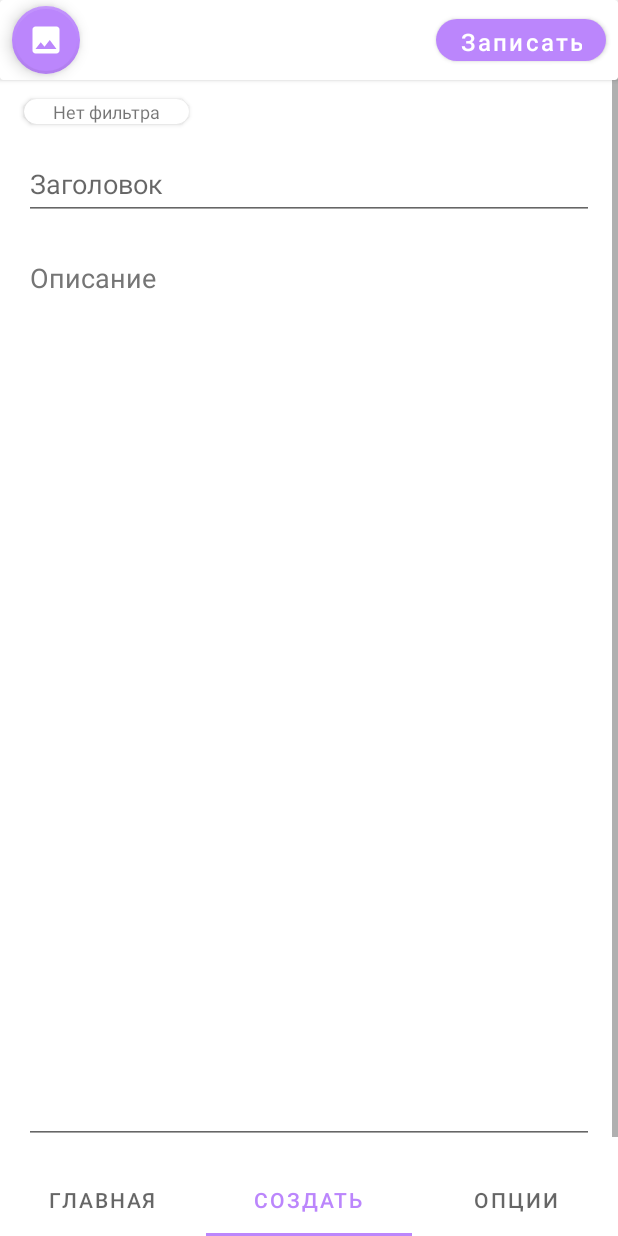
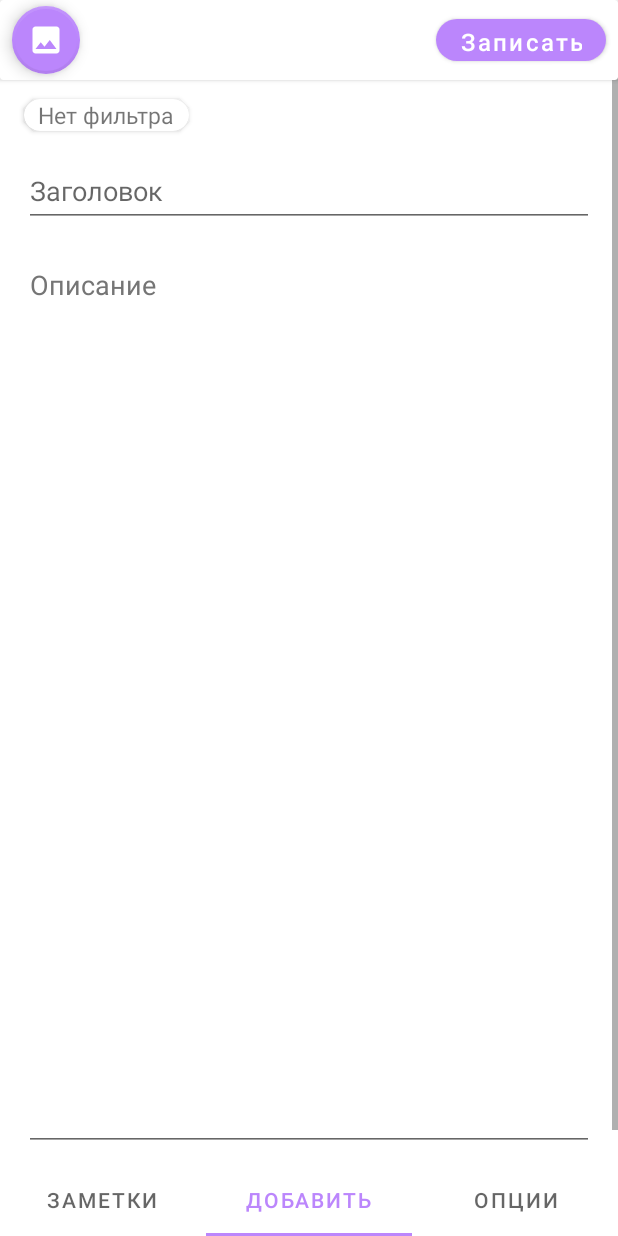
Before and after one commit to vlad174741/ToDoList_V2.1, an Android app: the screen it shows after launch (MainActivity), item 2 of the bottom bar chosen, on a phone screen of 412 x 824 dp. Run offline under Robolectric (Android 15) with nearby library versions, the phone set to English and light mode, and no system bars.

Commit message:
Рефакторинг.

```diff
--- a/app/build.gradle
+++ b/app/build.gradle
@@ -10,8 +10,8 @@ android {
         applicationId "com.toDoList.todolist_v20"
         minSdk 21
         targetSdk 32
-        versionCode 1
-        versionName "1.0"
+        versionCode 2
+        versionName "1.1"
 
         testInstrumentationRunner "androidx.test.runner.AndroidJUnitRunner"
     }
--- a/app/src/main/java/com/toDoList/todolist_v20/classes/EditActivity.kt
+++ b/app/src/main/java/com/toDoList/todolist_v20/classes/EditActivity.kt
@@ -100,7 +100,7 @@ class EditActivity: AppCompatActivity() {
         bindingEdit.editTextEditActivityTitle.setText(i.getStringExtra(MyIntentConstant.INTENT_TITLE_KEY))
         bindingEdit.editTextEditActivitySubtitle.setText(i.getStringExtra(MyIntentConstant.INTENT_SUBTITLE_KEY))
         bindingEdit.imageViewActivityEdit.setImageURI(uriImageDb)
-        imageName =  bindingEdit.editTextEditActivityTitle.text.toString()
+        imageName = bindingEdit.editTextEditActivityTitle.text.toString() + ".image"
 
         checkImage()
         buttonsEditActivity()
--- a/app/src/main/java/com/toDoList/todolist_v20/fragments/ContentTabFragment.kt
+++ b/app/src/main/java/com/toDoList/todolist_v20/fragments/ContentTabFragment.kt
@@ -13,6 +13,7 @@ import com.toDoList.todolist_v20.classes.ViewModelMy
 import com.toDoList.todolist_v20.adapters.ViewPagerAdapter
 import com.toDoList.todolist_v20.databinding.FragmentContentTabBinding
 import com.google.android.material.tabs.TabLayoutMediator
+import com.toDoList.todolist_v20.R
 
 @SuppressLint("StaticFieldLeak")
 lateinit var bindingContTab: FragmentContentTabBinding
@@ -20,7 +21,7 @@ lateinit var bindingContTab: FragmentContentTabBinding
 class ContentTabFragment : Fragment() {
 
     private val fragmentList = listOf(MainFragment.newInstance(),  EditFragment.newInstance(), OptionFragment.newInstance())      //Массив с fragments для ViewPager2 и TabLayout //
-    private val fragmentListTitle = listOf("Главная","Создать","Опции")                                                          // Массив с заголовками для вкладок TabLayout //
+    private val fragmentListTitle = listOf("Заметки","Добавить","Опции")                                                          // Массив с заголовками для вкладок TabLayout //
 
     private val model: ViewModelMy by activityViewModels()
 
--- a/app/src/main/java/com/toDoList/todolist_v20/objects/Tags.kt
+++ b/app/src/main/java/com/toDoList/todolist_v20/objects/Tags.kt
@@ -63,6 +63,8 @@ object Tags {
                 tagUsingMainFragment = tag
                 mainFragmentTag = tag
                 rcAdapter.clearItemSelect()
+                Variable.prevPositionRcView = -1
+
 
                 Log.d("tag", tag)
             }
--- a/app/src/main/res/layout/activity_edit.xml
+++ b/app/src/main/res/layout/activity_edit.xml
@@ -96,7 +96,7 @@
                         android:focusable="true"
                         android:gravity="center_horizontal|center_vertical"
                         android:text="@string/noFilter"
-                        android:textSize="12sp"
+                        android:textSize="15sp"
                         tools:ignore="TouchTargetSizeCheck" />
                 </androidx.cardview.widget.CardView>
 
--- a/app/src/main/res/layout/fragment_content_tab.xml
+++ b/app/src/main/res/layout/fragment_content_tab.xml
@@ -22,7 +22,7 @@
         <com.google.android.material.tabs.TabItem
             android:layout_width="wrap_content"
             android:layout_height="wrap_content"
-            android:text="@string/main" />
+            android:text="Заметки" />
 
         <com.google.android.material.tabs.TabItem
             android:layout_width="wrap_content"
--- a/app/src/main/res/layout/fragment_edit.xml
+++ b/app/src/main/res/layout/fragment_edit.xml
@@ -74,7 +74,7 @@
                         android:focusable="true"
                         android:gravity="center_horizontal|center_vertical"
                         android:text="@string/noFilter"
-                        android:textSize="12sp"
+                        android:textSize="15sp"
                         tools:ignore="TouchTargetSizeCheck" />
                 </androidx.cardview.widget.CardView>
 
```
Also changed, not shown: app/src/main/java/com/toDoList/todolist_v20/classes/AuthClass.kt (+19 -1 lines), 1 other file.
